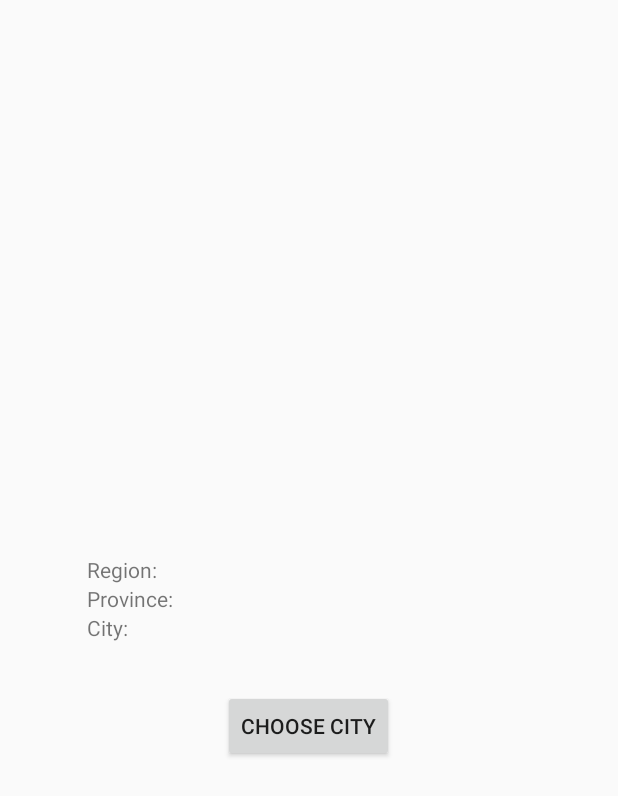
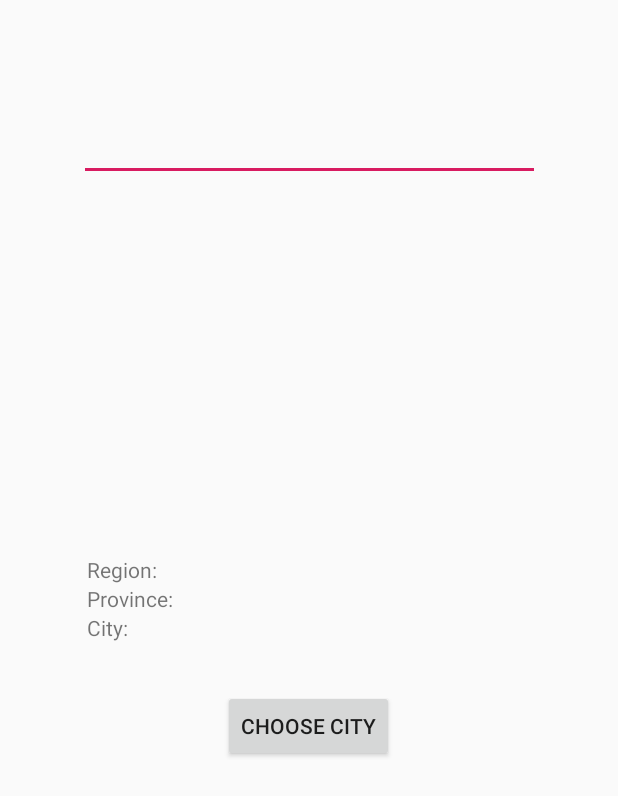
Before and after one commit to JoseAlbertoVazq/inmoapp, an Android app: the AddPropertyActivity screen opened directly, with no data from a screen before it, on a phone screen of 412 x 824 dp. Shown: the top 796 px of the screen. Run offline under Robolectric (Android 15) with nearby library versions, the phone set to English and light mode, and no system bars; network calls fail.

Commit message:
property response actualizado, y añadidos strings para add property

```diff
--- a/inmoapp/app/src/main/res/layout/activity_add_property.xml
+++ b/inmoapp/app/src/main/res/layout/activity_add_property.xml
@@ -67,4 +67,20 @@
         </TableRow>
 
     </TableLayout>
+
+    <EditText
+        android:id="@+id/title_add"
+        android:layout_width="307dp"
+        android:layout_height="47dp"
+        android:layout_marginStart="8dp"
+        android:layout_marginTop="8dp"
+        android:layout_marginEnd="8dp"
+        android:layout_marginBottom="8dp"
+        android:ems="10"
+        android:inputType="textPersonName"
+        app:layout_constraintBottom_toTopOf="@+id/tableLayout"
+        app:layout_constraintEnd_toEndOf="parent"
+        app:layout_constraintStart_toStartOf="parent"
+        app:layout_constraintTop_toTopOf="parent"
+        app:layout_constraintVertical_bias="0.214" />
 </android.support.constraint.ConstraintLayout>
```
Also changed, not shown: inmoapp/app/src/main/java/dam/javazquez/inmoapp/responses/PropertyResponse.java (+7 -6 lines), inmoapp/app/src/main/res/values/strings.xml (+14 -0 lines).
